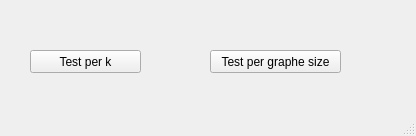
Before: the Qt Designer form final-main/GuI/testPerK.ui in mohamedsennia/d, drawn with Qt 5.
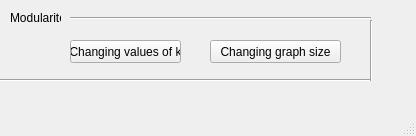
After: the same form once the commit is applied.

```diff
--- a/final-main/GuI/testPerK.ui
+++ b/final-main/GuI/testPerK.ui
@@ -17,27 +17,79 @@
    <widget class="QPushButton" name="perK">
     <property name="geometry">
      <rect>
-      <x>30</x>
-      <y>50</y>
+      <x>70</x>
+      <y>40</y>
       <width>111</width>
       <height>23</height>
      </rect>
     </property>
     <property name="text">
-     <string>Test per k</string>
+     <string>Changing values of k</string>
     </property>
    </widget>
    <widget class="QPushButton" name="perSize">
     <property name="geometry">
      <rect>
       <x>210</x>
-      <y>50</y>
+      <y>40</y>
       <width>131</width>
       <height>23</height>
      </rect>
     </property>
     <property name="text">
-     <string>Test per graphe size</string>
+     <string>Changing graph size</string>
+    </property>
+   </widget>
+   <widget class="QLabel" name="label">
+    <property name="geometry">
+     <rect>
+      <x>10</x>
+      <y>10</y>
+      <width>51</width>
+      <height>16</height>
+     </rect>
+    </property>
+    <property name="text">
+     <string>Modularite</string>
+    </property>
+   </widget>
+   <widget class="Line" name="line">
+    <property name="geometry">
+     <rect>
+      <x>70</x>
+      <y>10</y>
+      <width>301</width>
+      <height>16</height>
+     </rect>
+    </property>
+    <property name="orientation">
+     <enum>Qt::Horizontal</enum>
+    </property>
+   </widget>
+   <widget class="Line" name="line_2">
+    <property name="geometry">
+     <rect>
+      <x>0</x>
+      <y>70</y>
+      <width>371</width>
+      <height>20</height>
+     </rect>
+    </property>
+    <property name="orientation">
+     <enum>Qt::Horizontal</enum>
+    </property>
+   </widget>
+   <widget class="Line" name="line_3">
+    <property name="geometry">
+     <rect>
+      <x>370</x>
+      <y>20</y>
+      <width>3</width>
+      <height>61</height>
+     </rect>
+    </property>
+    <property name="orientation">
+     <enum>Qt::Vertical</enum>
     </property>
    </widget>
   </widget>
```
